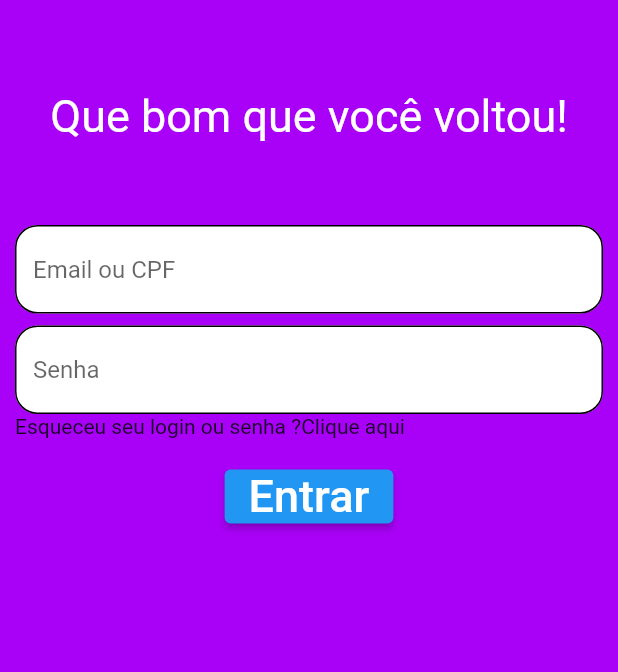
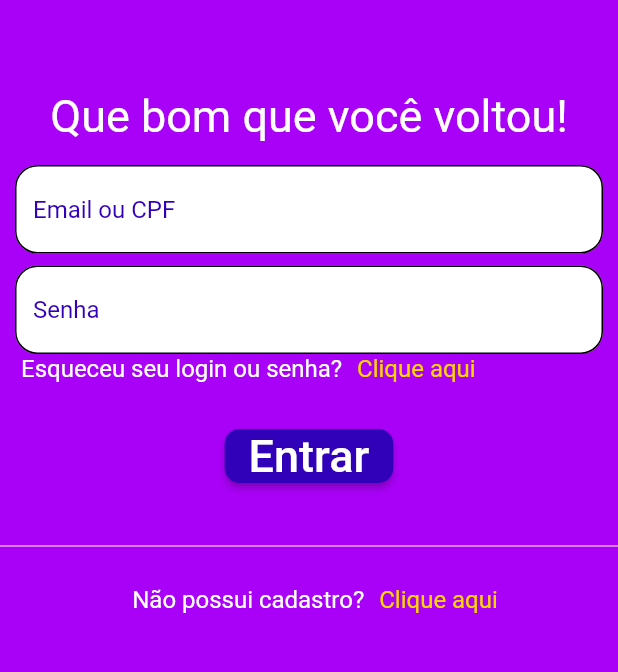
Before and after one commit to DesenvolvedorDOM23/todo_app, a Flutter app: the screen it shows after launch, on a phone screen of 412 x 824 dp, the part 450-1122 px from its top. Run offline on Flutter 3.47's test engine with Material 2 defaults, Android fonts, the phone set to English and light mode, and no system bars; Roboto replaces fonts that are missing (Montserrat-Bold, Montserrat-SemiBold, Tahoma).

Commit message:
Terminando layout da tela de login

```diff
--- a/todo_app/lib/view/pages/login_page.dart
+++ b/todo_app/lib/view/pages/login_page.dart
@@ -55,9 +55,45 @@ class _LoginState extends State<Login> {
                 ),
               ),
               SizedBox(
-                height: 55,
+                height: 15,
               ),
               Widigetlogin(),
+              SizedBox(
+                height: 28,
+              ),
+              Divider(
+                color: Colors.white,
+              ),
+              SizedBox(
+                height: 18,
+              ),
+              Row(mainAxisAlignment: MainAxisAlignment.center, children: [
+                Padding(padding: EdgeInsets.only(left: 8)),
+                Text(
+                  "Não possui cadastro?",
+                  style: TextStyle(
+                    color: Colors.white,
+                    fontFamily: "Tahoma",
+                    fontSize: 16,
+                  ),
+                ),
+                SizedBox(
+                  width: 10,
+                ),
+                GestureDetector(
+                  onTap: () {
+                    print("ok");
+                  },
+                  child: Text(
+                    "Clique aqui",
+                    style: TextStyle(
+                      color: Color.fromRGBO(255, 214, 0, 1),
+                      fontFamily: "Tahoma",
+                      fontSize: 16,
+                    ),
+                  ),
+                )
+              ]),
             ],
           ),
         ),
--- a/todo_app/lib/view/widgets/widigetLogi.dart
+++ b/todo_app/lib/view/widgets/widigetLogi.dart
@@ -1,4 +1,5 @@
 import 'package:flutter/material.dart';
+import 'package:flutter/services.dart';
 
 class Widigetlogin extends StatefulWidget {
   @override
@@ -20,6 +21,10 @@ class _WidigetloginState extends State<Widigetlogin> {
                     maxLines: 1,
                     decoration: InputDecoration(
                       hintText: "Email ou CPF",
+                      hintStyle: TextStyle(
+                        fontFamily: "Tahoma",
+                        color: Color.fromRGBO(49, 1, 185, 1),
+                      ),
                       filled: true,
                       fillColor: Colors.white,
                       enabledBorder: OutlineInputBorder(
@@ -39,6 +44,10 @@ class _WidigetloginState extends State<Widigetlogin> {
                     maxLines: 1,
                     decoration: InputDecoration(
                       hintText: "Senha",
+                      hintStyle: TextStyle(
+                        fontFamily: "Tahoma",
+                        color: Color.fromRGBO(49, 1, 185, 1),
+                      ),
                       filled: true,
                       fillColor: Colors.white,
                       enabledBorder: OutlineInputBorder(
@@ -50,19 +59,49 @@ class _WidigetloginState extends State<Widigetlogin> {
                   ),
                 ),
                 Row(children: [
-                  Padding(padding: EdgeInsets.only(left: 10)),
-                  Text("Esqueceu seu login ou senha ?"),
+                  Padding(padding: EdgeInsets.only(left: 14)),
+                  Text(
+                    "Esqueceu seu login ou senha?",
+                    style: TextStyle(
+                      color: Colors.white,
+                      fontFamily: "Tahoma",
+                      fontSize: 16,
+                    ),
+                  ),
+                  SizedBox(
+                    width: 10,
+                  ),
                   GestureDetector(
-                    child: Text("Clique aqui"),
+                    onTap: () {
+                      print("ok");
+                    },
+                    child: Text(
+                      "Clique aqui",
+                      style: TextStyle(
+                        color: Color.fromRGBO(255, 214, 0, 1),
+                        fontFamily: "Tahoma",
+                        fontSize: 16,
+                      ),
+                    ),
                   )
                 ]),
               ],
             ),
           ),
           SizedBox(
-            height: 15,
+            height: 25,
           ),
           ElevatedButton(
+            style: ButtonStyle(
+                shape: MaterialStatePropertyAll(
+                  RoundedRectangleBorder(
+                    borderRadius: BorderRadius.all(
+                      Radius.circular(10),
+                    ),
+                  ),
+                ),
+                backgroundColor:
+                    MaterialStateProperty.all(Color.fromRGBO(49, 1, 185, 1))),
             onPressed: () {},
             child: Text(
               "Entrar",
```
